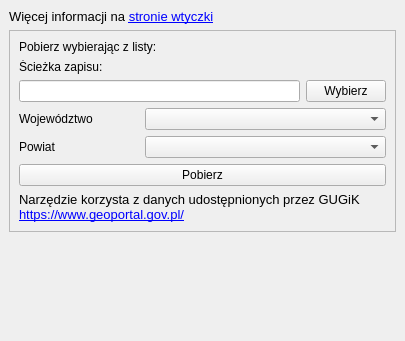
This is gissupport_plugin/modules/data_downloader/bdot10k/bdot10k_dockwidget.ui in gis-support/gis-support-plugin as Qt 5 draws it before an edit. The edited form follows.
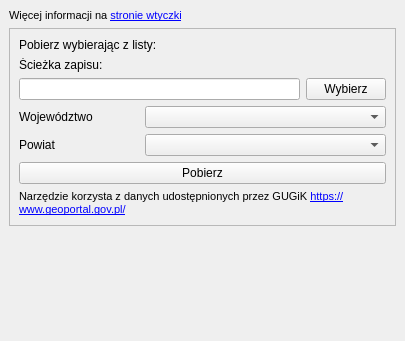
This is the edited form.

Patch:
```diff
--- a/gissupport_plugin/modules/data_downloader/bdot10k/bdot10k_dockwidget.ui
+++ b/gissupport_plugin/modules/data_downloader/bdot10k/bdot10k_dockwidget.ui
@@ -25,7 +25,7 @@
      <widget class="QLabel" name="moreinfoLabel">
       <property name="font">
        <font>
-        <pointsize>10</pointsize>
+        <pointsize>8</pointsize>
         <italic>false</italic>
         <bold>false</bold>
         <kerning>true</kerning>
@@ -118,7 +118,7 @@
         <widget class="QLabel" name="gugikLabel">
          <property name="font">
           <font>
-           <pointsize>10</pointsize>
+           <pointsize>8</pointsize>
           </font>
          </property>
          <property name="text">
```
